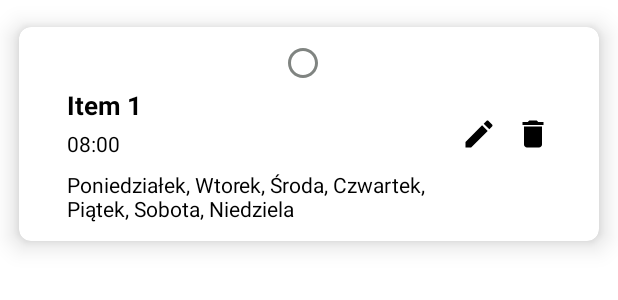
After one commit to ZNSzpak/adhd_app, an Android app: the layout each_todo_item.xml on its own in the app's theme, with its tools: preview values and no code run, on a phone screen of 412 x 824 dp. The commit adds this screen. Shown: the top 300 px of the screen. Run offline under Robolectric (Android 15) with nearby library versions, the phone set to English and light mode, and no system bars.

Commit message:
drawer otwiera kalendarz, plan zajec (tylko xml), listę zadań (tylko xml)

```diff
--- /dev/null
+++ b/app/src/main/res/drawable/baseline_check_circle_24.xml
@@ -0,0 +1,5 @@
+<vector xmlns:android="http://schemas.android.com/apk/res/android" android:height="24dp" android:tint="#1D8E19" android:viewportHeight="24" android:viewportWidth="24" android:width="24dp">
+
+    <path android:fillColor="@android:color/white" android:pathData="M12,2C6.48,2 2,6.48 2,12s4.48,10 10,10 10,-4.48 10,-10S17.52,2 12,2zM10,17l-5,-5 1.41,-1.41L10,14.17l7.59,-7.59L19,8l-9,9z"/>
+
+</vector>
--- /dev/null
+++ b/app/src/main/res/drawable/baseline_close_24.xml
@@ -0,0 +1,5 @@
+<vector xmlns:android="http://schemas.android.com/apk/res/android" android:height="24dp" android:tint="#000000" android:viewportHeight="24" android:viewportWidth="24" android:width="24dp">
+
+    <path android:fillColor="@android:color/white" android:pathData="M19,6.41L17.59,5 12,10.59 6.41,5 5,6.41 10.59,12 5,17.59 6.41,19 12,13.41 17.59,19 19,17.59 13.41,12z"/>
+
+</vector>
--- /dev/null
+++ b/app/src/main/res/drawable/baseline_delete_24.xml
@@ -0,0 +1,5 @@
+<vector xmlns:android="http://schemas.android.com/apk/res/android" android:height="24dp" android:tint="#000000" android:viewportHeight="24" android:viewportWidth="24" android:width="24dp">
+
+    <path android:fillColor="@android:color/white" android:pathData="M6,19c0,1.1 0.9,2 2,2h8c1.1,0 2,-0.9 2,-2V7H6v12zM19,4h-3.5l-1,-1h-5l-1,1H5v2h14V4z"/>
+
+</vector>
--- /dev/null
+++ b/app/src/main/res/drawable/baseline_edit_24.xml
@@ -0,0 +1,5 @@
+<vector xmlns:android="http://schemas.android.com/apk/res/android" android:height="24dp" android:tint="#000000" android:viewportHeight="24" android:viewportWidth="24" android:width="24dp">
+
+    <path android:fillColor="@android:color/white" android:pathData="M3,17.25V21h3.75L17.81,9.94l-3.75,-3.75L3,17.25zM20.71,7.04c0.39,-0.39 0.39,-1.02 0,-1.41l-2.34,-2.34c-0.39,-0.39 -1.02,-0.39 -1.41,0l-1.83,1.83 3.75,3.75 1.83,-1.83z"/>
+
+</vector>
--- /dev/null
+++ b/app/src/main/res/drawable/baseline_radio_button_unchecked_24.xml
@@ -0,0 +1,5 @@
+<vector xmlns:android="http://schemas.android.com/apk/res/android" android:height="24dp" android:tint="#808481" android:viewportHeight="24" android:viewportWidth="24" android:width="24dp">
+
+    <path android:fillColor="@android:color/white" android:pathData="M12,2C6.48,2 2,6.48 2,12s4.48,10 10,10 10,-4.48 10,-10S17.52,2 12,2zM12,20c-4.42,0 -8,-3.58 -8,-8s3.58,-8 8,-8 8,3.58 8,8 -3.58,8 -8,8z"/>
+
+</vector>
--- /dev/null
+++ b/app/src/main/res/layout/each_todo_item.xml
@@ -0,0 +1,96 @@
+<?xml version="1.0" encoding="utf-8"?>
+<com.google.android.material.card.MaterialCardView xmlns:android="http://schemas.android.com/apk/res/android"
+    android:layout_width="match_parent"
+    android:layout_height="wrap_content"
+    xmlns:app="http://schemas.android.com/apk/res-auto"
+    app:cardCornerRadius="8dp"
+    app:cardElevation="10dp"
+    app:cardUseCompatPadding="true"
+    android:id="@+id/CardView">
+
+    <androidx.constraintlayout.widget.ConstraintLayout
+        android:layout_width="match_parent"
+        android:layout_height="wrap_content"
+        android:paddingVertical="12dp"
+        android:paddingHorizontal="16dp">
+
+        <TextView
+            android:id="@+id/todoTask"
+            android:layout_width="wrap_content"
+            android:layout_height="wrap_content"
+            android:paddingStart="16dp"
+            android:text="Item 1"
+            android:textColor="@color/black"
+            android:textSize="17sp"
+            android:textStyle="bold"
+            android:textColorHighlight="@color/button_login_color"
+            app:layout_constraintBottom_toBottomOf="@+id/checkMark"
+            app:layout_constraintStart_toStartOf="parent"
+            app:layout_constraintTop_toTopOf="@+id/todoTime" />
+
+        <ImageView
+            android:id="@+id/checkMark"
+            android:layout_width="24dp"
+            android:layout_height="24dp"
+            android:layout_marginEnd="8dp"
+            android:visibility="visible"
+            android:clickable="true"
+            android:focusable="true"
+            android:src="@drawable/baseline_radio_button_unchecked_24"
+            app:layout_constraintBaseline_toBaselineOf="@id/todoTask"
+            app:layout_constraintStart_toStartOf="@id/todoTask"
+            app:layout_constraintEnd_toEndOf="parent" />
+
+
+        <TextView
+            android:id="@+id/todoTime"
+            android:layout_width="wrap_content"
+            android:layout_height="wrap_content"
+            android:text="08:00"
+            android:textColor="@color/black"
+            android:textSize="14sp"
+            android:layout_marginTop="4dp"
+            app:layout_constraintTop_toBottomOf="@id/todoTask"
+            app:layout_constraintStart_toStartOf="parent"
+            android:paddingStart="16dp"/>
+        <TextView
+            android:id="@+id/todoDays"
+            android:layout_width="0dp"
+            android:layout_height="wrap_content"
+            android:text="Poniedziałek, Wtorek, Środa, Czwartek, Piątek, Sobota, Niedziela"
+            android:textColor="@color/black"
+            android:textSize="14sp"
+            android:layout_marginTop="8dp"
+            android:paddingStart="16dp"
+            android:paddingEnd="10dp"
+            app:layout_constraintTop_toBottomOf="@+id/todoTime"
+            app:layout_constraintStart_toStartOf="parent"
+            app:layout_constraintEnd_toEndOf="@id/editTask"
+            app:layout_constraintBottom_toBottomOf="parent"
+            />
+
+
+        <ImageView
+            android:id="@+id/editTask"
+            android:layout_width="wrap_content"
+            android:layout_height="wrap_content"
+            android:src="@drawable/baseline_edit_24"
+            android:layout_marginEnd="12dp"
+            app:layout_constraintBottom_toBottomOf="parent"
+            app:layout_constraintEnd_toStartOf="@id/deleteTask"
+            app:layout_constraintTop_toTopOf="parent"/>
+
+        <ImageView
+            android:id="@+id/deleteTask"
+            android:layout_width="wrap_content"
+            android:layout_height="wrap_content"
+            android:layout_marginEnd="16dp"
+            android:src="@drawable/baseline_delete_24"
+            app:layout_constraintBottom_toBottomOf="parent"
+            app:layout_constraintEnd_toEndOf="parent"
+            app:layout_constraintTop_toTopOf="parent"/>
+
+
+    </androidx.constraintlayout.widget.ConstraintLayout>
+
+</com.google.android.material.card.MaterialCardView>
--- a/app/src/main/res/values/colors.xml
+++ b/app/src/main/res/values/colors.xml
@@ -9,4 +9,7 @@
     <color name="white">#FFFFFFFF</color>
     <color name="gray">#888</color>
     <color name="blue">#0000FF</color>
+    <color name="button_login_color">#54198e</color>
+    <color name="ligh_green">#cdf8af</color>
+    <color name="dark_green">#4ecf25</color>
 </resources>
```
Also changed, not shown: app/src/main/java/com/example/projekt_inz/ui/todolist/ToDoFragment.kt (+44 -5 lines), app/src/main/res/drawable/recycler_border.xml (added, +11 -0 lines), app/src/main/res/layout/fragment_add_todo_popup.xml (added, +73 -0 lines), app/src/main/res/layout/fragment_todo.xml (+9 -11 lines), app/src/main/res/layout/todo_cell.xml (deleted, +0 -34 lines).
